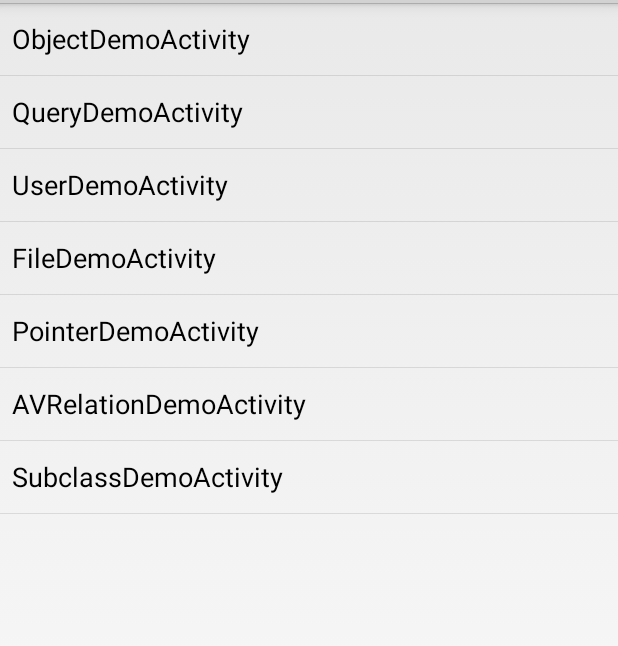
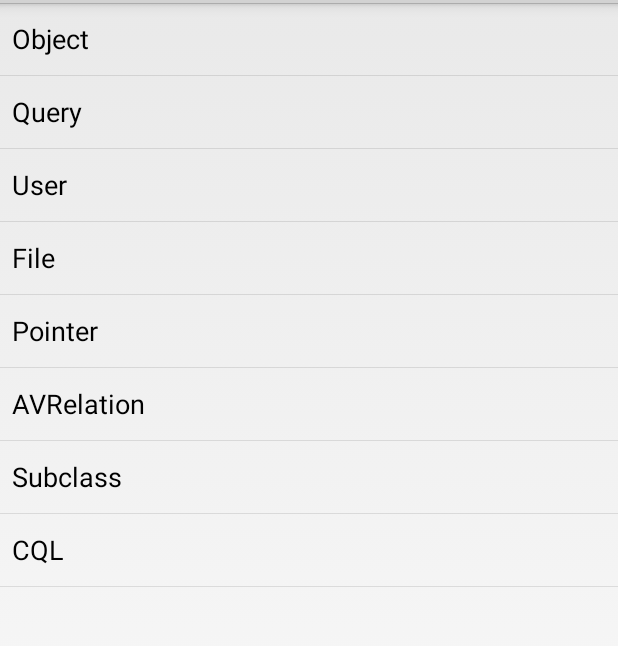
Before and after one commit to leancloud/LeanStorageDemo-Android, an Android app: the screen it shows after launch (DemoGroupActivity), on a phone screen of 412 x 824 dp, the part 69-715 px from its top. Run offline under Robolectric (Android 15) with nearby library versions, the phone set to English and light mode, and no system bars; libraries missing offline, so code that uses them is left out: com.avos.avoscloud; 4 statements that could not run were skipped.

Commit message:
add cql demo

```diff
--- a/app/src/main/AndroidManifest.xml
+++ b/app/src/main/AndroidManifest.xml
@@ -51,6 +51,9 @@
         <activity
             android:name=".demo.AVRelationDemoActivity">
         </activity>
+        <activity
+            android:name=".demo.CQLDemoActivity">
+        </activity>
         <activity android:name="ar.com.daidalos.afiledialog.FileChooserActivity" />
         <activity
             android:name=".DemoRunActivity"
--- a/app/src/main/java/com/example/avoscloud_demo/DemoApplication.java
+++ b/app/src/main/java/com/example/avoscloud_demo/DemoApplication.java
@@ -18,6 +18,7 @@ public class DemoApplication extends Application {
     super.onCreate();
     AVObject.registerSubclass(Student.class);
     AVObject.registerSubclass(Post.class);
+    AVOSCloud.setDebugLogEnabled(true);
   }
 
 }
--- a/app/src/main/java/com/example/avoscloud_demo/DemoGroupActivity.java
+++ b/app/src/main/java/com/example/avoscloud_demo/DemoGroupActivity.java
@@ -93,18 +93,19 @@ public class DemoGroupActivity extends ListActivity {
 
   private List<String> myDemoArray() {
     List<String> array = new ArrayList<String>();
-    array.add("ObjectDemoActivity");
-    array.add("QueryDemoActivity");
-    array.add("UserDemoActivity");
-    array.add("FileDemoActivity");
-    array.add("PointerDemoActivity");
-    array.add("AVRelationDemoActivity");
-    array.add("SubclassDemoActivity");
+    array.add("Object");
+    array.add("Query");
+    array.add("User");
+    array.add("File");
+    array.add("Pointer");
+    array.add("AVRelation");
+    array.add("Subclass");
+    array.add("CQL");
     return array;
   }
 
-  private String getActivityClassName(String activity) {
-    return "com.example.avoscloud_demo.demo." + activity;
+  private String getActivityClassName(String demo) {
+    return "com.example.avoscloud_demo.demo." + demo + "DemoActivity";
   }
 
   private void startActivityByName(final String className) {
```
Also changed, not shown: app/src/main/java/com/example/avoscloud_demo/demo/CQLDemoActivity.java (added, +48 -0 lines).
